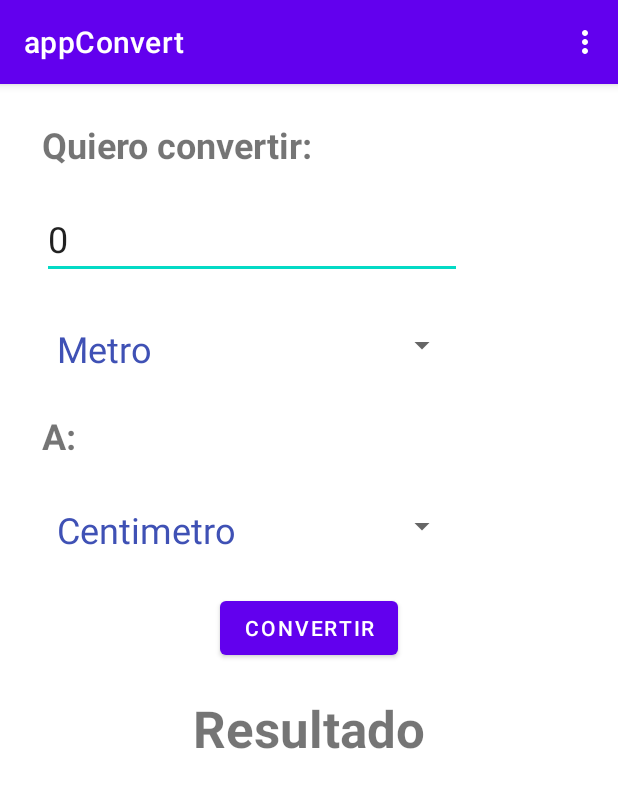
After one commit to gustavogidearg1/ISPCGrupo11-2023, an Android app: the LongitudActivity screen opened directly, with no data from a screen before it, on a phone screen of 412 x 824 dp. The commit adds this screen. Shown: the top 788 px of the screen. Run offline under Robolectric (Android 15) with nearby library versions, the phone set to English and light mode, and no system bars; network calls fail.

Commit message:
finalizacion activity longitud y agregado de menu

```diff
--- /dev/null
+++ b/appConvert/app/src/main/res/layout/activity_longitud.xml
@@ -0,0 +1,96 @@
+<?xml version="1.0" encoding="utf-8"?>
+<androidx.constraintlayout.widget.ConstraintLayout xmlns:android="http://schemas.android.com/apk/res/android"
+    xmlns:app="http://schemas.android.com/apk/res-auto"
+    xmlns:tools="http://schemas.android.com/tools"
+    android:layout_width="match_parent"
+    android:layout_height="match_parent"
+    tools:context=".LongitudActivity">
+
+    <TextView
+        android:id="@+id/txtLong1"
+        android:layout_width="wrap_content"
+        android:layout_height="wrap_content"
+        android:layout_marginStart="28dp"
+        android:layout_marginTop="24dp"
+        android:text="Quiero convertir:"
+        android:textSize="24sp"
+        android:textStyle="bold"
+        app:layout_constraintStart_toStartOf="parent"
+        app:layout_constraintTop_toTopOf="parent" />
+
+    <TextView
+        android:id="@+id/txtLong2"
+        android:layout_width="wrap_content"
+        android:layout_height="wrap_content"
+        android:layout_marginStart="28dp"
+        android:layout_marginTop="20dp"
+        android:text="A:     "
+        android:textSize="24sp"
+        android:textStyle="bold"
+        app:layout_constraintStart_toStartOf="parent"
+        app:layout_constraintTop_toBottomOf="@+id/spinner" />
+
+    <Spinner
+        android:id="@+id/spinner"
+        android:layout_width="277dp"
+        android:layout_height="48dp"
+        android:layout_marginStart="28dp"
+        android:layout_marginTop="20dp"
+        android:contentDescription="@string/app_name"
+        app:layout_constraintStart_toStartOf="parent"
+        app:layout_constraintTop_toBottomOf="@+id/txt_longValor" />
+
+    <Spinner
+        android:id="@+id/spinner2"
+        android:layout_width="277dp"
+        android:layout_height="48dp"
+        android:layout_marginStart="28dp"
+        android:layout_marginTop="20dp"
+        android:contentDescription="@string/app_name"
+        app:layout_constraintStart_toStartOf="parent"
+        app:layout_constraintTop_toBottomOf="@+id/txtLong2" />
+
+    <EditText
+        android:id="@+id/txt_longValor"
+        android:layout_width="wrap_content"
+        android:layout_height="wrap_content"
+        android:layout_marginStart="28dp"
+        android:layout_marginTop="20dp"
+        android:ems="10"
+        android:hint="@string/edt_valor"
+        android:inputType="number|numberDecimal"
+        android:minHeight="48dp"
+        android:text="0"
+        android:textSize="24sp"
+        app:layout_constraintStart_toStartOf="parent"
+        app:layout_constraintTop_toBottomOf="@+id/txtLong1" />
+
+    <Button
+        android:id="@+id/btnConvert"
+        android:layout_width="wrap_content"
+        android:layout_height="wrap_content"
+        android:layout_marginStart="100dp"
+        android:layout_marginTop="20dp"
+        android:layout_marginEnd="100dp"
+        android:onClick="Convertir"
+        android:text="@string/btn_Convertir"
+        app:layout_constraintEnd_toEndOf="parent"
+        app:layout_constraintStart_toStartOf="parent"
+        app:layout_constraintTop_toBottomOf="@+id/spinner2" />
+
+    <TextView
+        android:id="@+id/tv_resultado"
+        android:layout_width="match_parent"
+        android:layout_height="wrap_content"
+        android:layout_marginStart="16dp"
+        android:layout_marginTop="20dp"
+        android:layout_marginEnd="16dp"
+        android:text="@string/txt_result"
+        android:textAlignment="center"
+        android:textSize="34sp"
+        android:textStyle="bold"
+        app:layout_constraintEnd_toEndOf="parent"
+        app:layout_constraintStart_toStartOf="parent"
+        app:layout_constraintTop_toBottomOf="@+id/btnConvert" />
+
+</androidx.constraintlayout.widget.ConstraintLayout>
--- /dev/null
+++ b/appConvert/app/src/main/res/layout/spinner_item_long.xml
@@ -0,0 +1,8 @@
+<?xml version="1.0" encoding="utf-8"?>
+<TextView
+    android:layout_height="wrap_content"
+    android:layout_width="match_parent"
+    android:textSize="24sp"
+    android:padding="10sp"
+    android:textColor="#3F51B5"
+    xmlns:android="http://schemas.android.com/apk/res/android"/>
--- /dev/null
+++ b/appConvert/app/src/main/res/menu/overflow.xml
@@ -0,0 +1,18 @@
+<?xml version="1.0" encoding="utf-8"?>
+<menu xmlns:app="http://schemas.android.com/apk/res-auto"
+    xmlns:android="http://schemas.android.com/apk/res/android">
+
+
+    <item
+        android:id="@+id/itemLong"
+        android:title="@string/itemLong" />
+    <item
+        android:id="@+id/itemVolum"
+        android:title="@string/itemVol" />
+    <item
+        android:id="@+id/itemMasa"
+        android:title="@string/itemMasa" />
+    <item
+        android:id="@+id/itemArea"
+        android:title="@string/itemArea" />
+</menu>
--- a/appConvert/app/src/main/res/values/strings.xml
+++ b/appConvert/app/src/main/res/values/strings.xml
@@ -13,4 +13,20 @@
     <string name="btn_Velocidad">Área</string>
     <string name="txt_Nombre">Nombre</string>
 
+
+    /*General */
+    <string name="txt_result">Resultado</string>
+
+    /*activiti long */
+    <string name="edt_txt_PrimerValor">Valor</string>
+    <string name="btn_Convertir">Convertir</string>
+    <string name="edt_valor">Ingresa un valor</string>
+
+    /*Item del menu */
+    <string name="itemLong">Longitud</string>
+    <string name="itemVol">Volumen</string>
+    <string name="itemMasa">Masa</string>
+    <string name="itemArea">Area</string>
+
+
 </resources>
```
Also changed, not shown: appConvert/app/src/main/AndroidManifest.xml (+10 -5 lines), appConvert/app/src/main/java/com/planidear/appconvert/LongitudActivity.java (added, +212 -0 lines), appConvert/app/src/main/java/com/planidear/appconvert/PrincipalActivity.java (+16 -0 lines), appConvert/app/src/main/res/layout/activity_principal.xml (+5 -14 lines).
